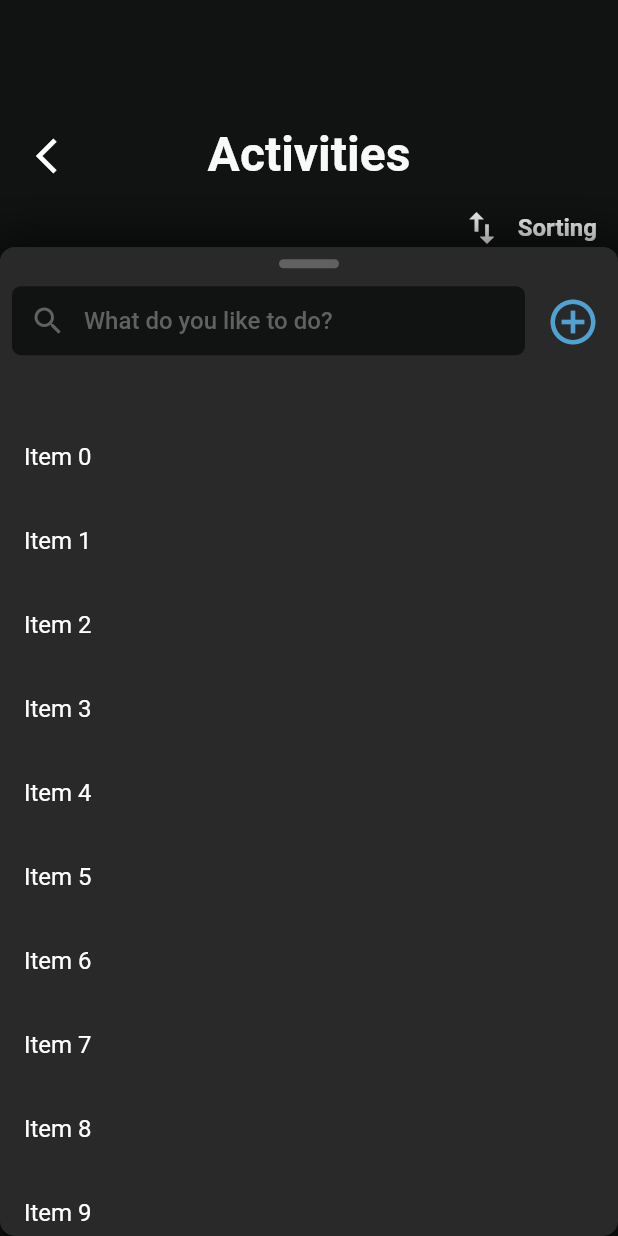
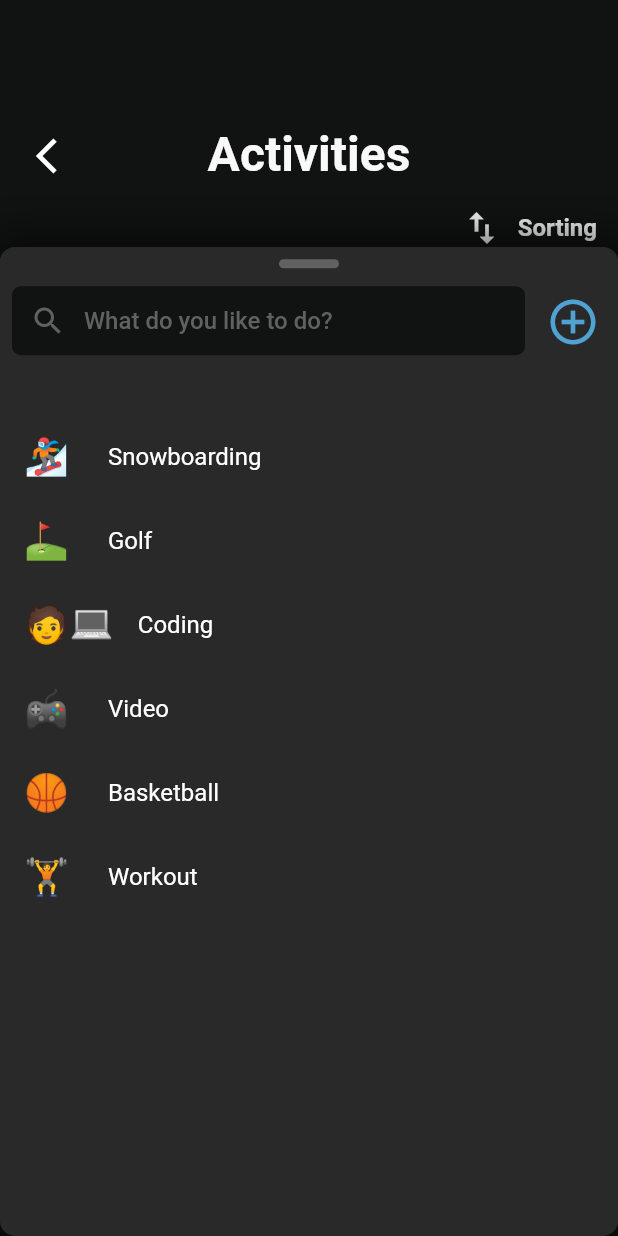
Before and after one commit to jacehalvorson/name_tbd, a Flutter app: the ActivitiesPage screen opened directly, after a tap on the "add circle outline" icon, on a phone screen of 412 x 824 dp. Run offline on Flutter 3.47's test engine with Material 2 defaults, Android fonts, the phone set to English and light mode, and no system bars; generated files the repository leaves out were written again; Roboto replaces fonts that are missing (Montserrat).

Commit message:
search is now working

```diff
--- /dev/null
+++ b/lib/src/activities_list.dart
@@ -0,0 +1,22 @@
+
+
+// final List<String> emojis = ["🏂", "⛳️", "🧑‍💻", "🎮", "🏀", "🏋️"];
+
+// final List<String> activities = [
+//     "Snowboarding",
+//     "Golf",
+//     "Coding",
+//     "Video Games",
+//     "Basketball",
+//     "Workout"
+//   ];
+
+
+List<List<String>> activities = [
+  ["🏂", "Snowboarding"],
+  ["⛳️", "Golf"],
+  ["🧑‍💻", "Coding"],
+  ["🎮", "Video"],
+  ["🏀", "Basketball"],
+  ["🏋️", "Workout"],
+];
--- a/lib/src/activities_page/activities.dart
+++ b/lib/src/activities_page/activities.dart
@@ -11,8 +11,8 @@ class ActivitiesPage extends StatefulWidget {
 }
 
 class _ActivitiesPageState extends State<ActivitiesPage> {
-  final List<String> emojis = ["🏂", "⛳️", "🧑‍💻", "🎮", "🏀", "🏋️"];
-  final List<String> names = [
+  final List<String> _emojis = ["🏂", "⛳️", "🧑‍💻", "🎮", "🏀", "🏋️"];
+  final List<String> _names = [
     "Snowboarding",
     "Golf",
     "Coding",
@@ -100,11 +100,11 @@ class _ActivitiesPageState extends State<ActivitiesPage> {
                       child: ListView.builder(
                         padding:
                             EdgeInsets.only(top: 0), // Set top padding to 0
-                        itemCount: names.length,
+                        itemCount: _names.length,
                         itemBuilder: (BuildContext context, int index) {
                           return ActivityTile(
-                            emoji: emojis[index],
-                            name: names[index],
+                            emoji: _emojis[index],
+                            name: _names[index],
                           );
                         },
                       ),
--- a/lib/src/activities_page/draggable_sheet.dart
+++ b/lib/src/activities_page/draggable_sheet.dart
@@ -1,6 +1,7 @@
 import 'package:flutter/material.dart';
 import 'package:refresh/src/theme.dart';
 import 'searchbar.dart';
+import '../activities_list.dart';
 
 class DraggableSheet extends StatefulWidget {
   const DraggableSheet({Key? key});
@@ -16,6 +17,18 @@ class _DraggableSheetState extends State<DraggableSheet> {
   final double openSize = 0.8;
   final double closeSize = 0.14;
 
+  List<int> filteredIndices = [];
+
+  @override
+  void initState() {
+    super.initState();
+
+    // populate filtered list at init state
+    for (int i = 0; i < activities.length; i++) {
+      filteredIndices.add(i);
+    }
+  }
+
   void _openSheet() {
     _scrollableController.animateTo(
       openSize,
@@ -24,15 +37,20 @@ class _DraggableSheetState extends State<DraggableSheet> {
     );
   }
 
-  final List<String> emojis = ["🏂", "⛳️", "🧑‍💻", "🎮", "🏀", "🏋️"];
-  final List<String> names = [
-    "Snowboarding",
-    "Golf",
-    "Coding",
-    "Video Games",
-    "Basketball",
-    "Workout"
-  ];
+    void filter(String searchText) {
+    // Filter the array to find all indices where the second column contains the searchText
+    filteredIndices =
+        List.generate(activities.length, (index) => index)
+            .where((index) => activities[index][1]
+                .toLowerCase()
+                .contains(searchText.toLowerCase()))
+            .toList();
+
+    print(filteredIndices);
+    setState(() {
+
+    });
+  }
 
   @override
   Widget build(BuildContext context) {
@@ -64,19 +82,29 @@ class _DraggableSheetState extends State<DraggableSheet> {
                   SliverPersistentHeader(
                     delegate: CustomHeaderDelegate(openSheet: () {
                       _openSheet();
+                    }, filter: (searchText) {
+                      filter(searchText);
                     }),
                     pinned: true,
                   ),
                   SliverList(
                     delegate: SliverChildBuilderDelegate(
                       (BuildContext context, int index) {
-                        return ListTile(
-                          title: Text('Item $index'),
-                        );
+                        if (index < filteredIndices.length) {
+                          final emoji = activities[filteredIndices[index]][0];
+                          final activity = activities[filteredIndices[index]][1];
+                          return ListTile(
+                            leading:
+                                Text(emoji, style: TextStyle(fontSize: 24)),
+                            title: Text(activity),
+                          );
+                        } else {
+                          return null;
+                        }
                       },
-                      childCount: 100,
+                      childCount: activities.length,
                     ),
-                  ),
+                  )
                 ],
               ),
             ),
--- a/lib/src/activities_page/searchbar.dart
+++ b/lib/src/activities_page/searchbar.dart
@@ -3,8 +3,9 @@ import '../theme.dart';
 
 class CustomHeaderDelegate extends SliverPersistentHeaderDelegate {
   final VoidCallback openSheet;
+  final Function(String) filter;
 
-  CustomHeaderDelegate({required this.openSheet});
+  CustomHeaderDelegate({required this.openSheet, required this.filter});
 
   final textController = TextEditingController();
 
@@ -17,7 +18,8 @@ class CustomHeaderDelegate extends SliverPersistentHeaderDelegate {
   Widget build(
       BuildContext context, double shrinkOffset, bool overlapsContent) {
     return Container(
-      decoration: BoxDecoration( // box decoration is unnecesary if padding is switched to the container
+      decoration: BoxDecoration(
+        // box decoration is unnecesary if padding is switched to the container
         color: ThemeColor.getColor(ColorType.darkGray, Brightness.dark),
         borderRadius: BorderRadius.circular(10.0),
       ),
@@ -62,6 +64,11 @@ class CustomHeaderDelegate extends SliverPersistentHeaderDelegate {
                                 ColorType.text, Brightness.dark), // text color
                           ),
                           controller: textController,
+
+                          onChanged: (text) {
+                            filter(textController.text);
+                          },
+
                           textAlign: TextAlign.left,
                           cursorColor: ThemeColor.getColor(ColorType.primary,
                               Brightness.dark), // cursor color
```
